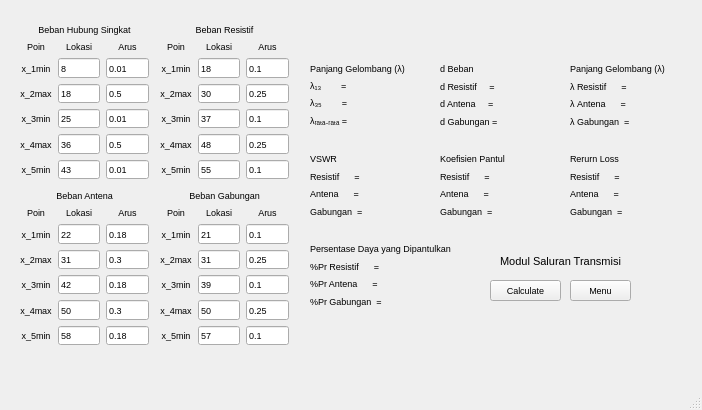
Before: the Qt Designer form Modul_3.ui in thaa15/proyekgui, drawn with Qt 5.
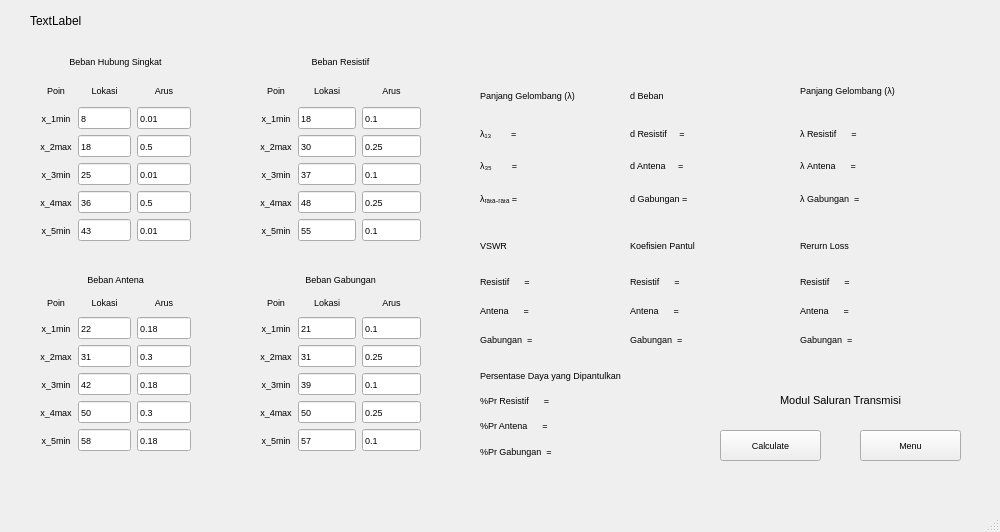
After: the same form once the commit is applied.

Commit message: feat: modul 6 fix

What changed in the file:
```diff
--- a/Modul_3.ui
+++ b/Modul_3.ui
@@ -6,8 +6,8 @@
    <rect>
     <x>0</x>
     <y>0</y>
-    <width>702</width>
-    <height>410</height>
+    <width>1000</width>
+    <height>532</height>
    </rect>
   </property>
   <property name="windowTitle">
@@ -17,13 +17,16 @@
    <widget class="QWidget" name="layoutWidget">
     <property name="geometry">
      <rect>
-      <x>20</x>
-      <y>190</y>
-      <width>129</width>
-      <height>155</height>
+      <x>40</x>
+      <y>270</y>
+      <width>151</width>
+      <height>181</height>
      </rect>
     </property>
     <layout class="QGridLayout" name="gridLayout_4">
+     <property name="sizeConstraint">
+      <enum>QLayout::SetDefaultConstraint</enum>
+     </property>
      <item row="0" column="0" colspan="3">
       <widget class="QLabel" name="label_4">
        <property name="font">
@@ -284,13 +287,16 @@
    <widget class="QWidget" name="layoutWidget_2">
     <property name="geometry">
      <rect>
-      <x>160</x>
-      <y>190</y>
-      <width>129</width>
-      <height>155</height>
+      <x>260</x>
+      <y>270</y>
+      <width>161</width>
+      <height>181</height>
      </rect>
     </property>
     <layout class="QGridLayout" name="gridLayout_5">
+     <property name="sizeConstraint">
+      <enum>QLayout::SetDefaultConstraint</enum>
+     </property>
      <item row="0" column="0" colspan="3">
       <widget class="QLabel" name="label_5">
        <property name="font">
@@ -551,10 +557,10 @@
    <widget class="QPushButton" name="calculate">
     <property name="geometry">
      <rect>
-      <x>490</x>
-      <y>280</y>
-      <width>71</width>
-      <height>21</height>
+      <x>720</x>
+      <y>430</y>
+      <width>101</width>
+      <height>31</height>
      </rect>
     </property>
     <property name="font">
@@ -569,10 +575,10 @@
    <widget class="QLabel" name="label_6">
     <property name="geometry">
      <rect>
-      <x>310</x>
-      <y>60</y>
-      <width>111</width>
-      <height>16</height>
+      <x>480</x>
+      <y>80</y>
+      <width>141</width>
+      <height>31</height>
      </rect>
     </property>
     <property name="font">
@@ -587,10 +593,10 @@
    <widget class="QLabel" name="label_10">
     <property name="geometry">
      <rect>
-      <x>440</x>
-      <y>60</y>
-      <width>111</width>
-      <height>16</height>
+      <x>630</x>
+      <y>80</y>
+      <width>121</width>
+      <height>31</height>
      </rect>
     </property>
     <property name="font">
@@ -605,10 +611,10 @@
    <widget class="QWidget" name="layoutWidget_3">
     <property name="geometry">
      <rect>
-      <x>440</x>
-      <y>80</y>
-      <width>111</width>
-      <height>47</height>
+      <x>630</x>
+      <y>120</y>
+      <width>141</width>
+      <height>91</height>
      </rect>
     </property>
     <layout class="QGridLayout" name="gridLayout_7">
@@ -689,10 +695,10 @@
    <widget class="QLabel" name="label_14">
     <property name="geometry">
      <rect>
-      <x>570</x>
-      <y>60</y>
-      <width>111</width>
-      <height>16</height>
+      <x>800</x>
+      <y>70</y>
+      <width>151</width>
+      <height>41</height>
      </rect>
     </property>
     <property name="font">
@@ -707,10 +713,10 @@
    <widget class="QWidget" name="layoutWidget_4">
     <property name="geometry">
      <rect>
-      <x>570</x>
-      <y>80</y>
-      <width>111</width>
-      <height>47</height>
+      <x>800</x>
+      <y>120</y>
+      <width>161</width>
+      <height>91</height>
      </rect>
     </property>
     <layout class="QGridLayout" name="gridLayout_8">
@@ -791,10 +797,10 @@
    <widget class="QLabel" name="label_18">
     <property name="geometry">
      <rect>
-      <x>310</x>
-      <y>150</y>
-      <width>111</width>
-      <height>16</height>
+      <x>480</x>
+      <y>230</y>
+      <width>121</width>
+      <height>31</height>
      </rect>
     </property>
     <property name="font">
@@ -809,10 +815,10 @@
    <widget class="QWidget" name="layoutWidget_5">
     <property name="geometry">
      <rect>
-      <x>310</x>
-      <y>170</y>
-      <width>111</width>
-      <height>47</height>
+      <x>480</x>
+      <y>270</y>
+      <width>131</width>
+      <height>81</height>
      </rect>
     </property>
     <layout class="QGridLayout" name="gridLayout_9">
@@ -893,10 +899,10 @@
    <widget class="QLabel" name="label_22">
     <property name="geometry">
      <rect>
-      <x>440</x>
-      <y>150</y>
+      <x>630</x>
+      <y>230</y>
       <width>111</width>
-      <height>16</height>
+      <height>31</height>
      </rect>
     </property>
     <property name="font">
@@ -911,10 +917,10 @@
    <widget class="QWidget" name="layoutWidget_6">
     <property name="geometry">
      <rect>
-      <x>440</x>
-      <y>170</y>
-      <width>111</width>
-      <height>47</height>
+      <x>630</x>
+      <y>270</y>
+      <width>141</width>
+      <height>81</height>
      </rect>
     </property>
     <layout class="QGridLayout" name="gridLayout_10">
@@ -995,10 +1001,10 @@
    <widget class="QLabel" name="label_26">
     <property name="geometry">
      <rect>
-      <x>570</x>
-      <y>150</y>
+      <x>800</x>
+      <y>230</y>
       <width>111</width>
-      <height>16</height>
+      <height>31</height>
      </rect>
     </property>
     <property name="font">
@@ -1013,10 +1019,10 @@
    <widget class="QWidget" name="layoutWidget_7">
     <property name="geometry">
      <rect>
-      <x>570</x>
-      <y>170</y>
-      <width>111</width>
-      <height>47</height>
+      <x>800</x>
+      <y>270</y>
+      <width>161</width>
+      <height>81</height>
      </rect>
     </property>
     <layout class="QGridLayout" name="gridLayout_11">
@@ -1097,10 +1103,10 @@
    <widget class="QLabel" name="label_30">
     <property name="geometry">
      <rect>
-      <x>310</x>
-      <y>240</y>
+      <x>480</x>
+      <y>360</y>
       <width>141</width>
-      <height>16</height>
+      <height>31</height>
      </rect>
     </property>
     <property name="font">
@@ -1115,10 +1121,10 @@
    <widget class="QWidget" name="layoutWidget_8">
     <property name="geometry">
      <rect>
-      <x>310</x>
-      <y>260</y>
-      <width>141</width>
-      <height>47</height>
+      <x>480</x>
+      <y>390</y>
+      <width>181</width>
+      <height>71</height>
      </rect>
     </property>
     <layout class="QGridLayout" name="gridLayout_12">
@@ -1199,10 +1205,10 @@
    <widget class="QLabel" name="label_38">
     <property name="geometry">
      <rect>
-      <x>490</x>
-      <y>251</y>
-      <width>141</width>
-      <height>20</height>
+      <x>750</x>
+      <y>380</y>
+      <width>181</width>
+      <height>41</height>
      </rect>
     </property>
     <property name="font">
@@ -1220,10 +1226,10 @@
    <widget class="QWidget" name="layoutWidget">
     <property name="geometry">
      <rect>
-      <x>160</x>
-      <y>24</y>
-      <width>129</width>
-      <height>155</height>
+      <x>260</x>
+      <y>50</y>
+      <width>161</width>
+      <height>191</height>
      </rect>
     </property>
     <layout class="QGridLayout" name="gridLayout_2">
@@ -1487,10 +1493,10 @@
    <widget class="QWidget" name="layoutWidget">
     <property name="geometry">
      <rect>
-      <x>310</x>
-      <y>80</y>
-      <width>111</width>
-      <height>47</height>
+      <x>480</x>
+      <y>120</y>
+      <width>131</width>
+      <height>91</height>
      </rect>
     </property>
     <layout class="QGridLayout" name="gridLayout_6">
@@ -1571,10 +1577,10 @@
    <widget class="QWidget" name="layoutWidget">
     <property name="geometry">
      <rect>
-      <x>20</x>
-      <y>24</y>
-      <width>129</width>
-      <height>155</height>
+      <x>40</x>
+      <y>50</y>
+      <width>151</width>
+      <height>191</height>
      </rect>
     </property>
     <layout class="QGridLayout" name="gridLayout">
@@ -1838,10 +1844,10 @@
    <widget class="QPushButton" name="menu">
     <property name="geometry">
      <rect>
-      <x>570</x>
-      <y>280</y>
-      <width>61</width>
-      <height>21</height>
+      <x>860</x>
+      <y>430</y>
+      <width>101</width>
+      <height>31</height>
      </rect>
     </property>
     <property name="font">
@@ -1853,6 +1859,19 @@
      <string>Menu</string>
     </property>
    </widget>
+   <widget class="QLabel" name="namanpm">
+    <property name="geometry">
+     <rect>
+      <x>30</x>
+      <y>0</y>
+      <width>601</width>
+      <height>41</height>
+     </rect>
+    </property>
+    <property name="text">
+     <string>TextLabel</string>
+    </property>
+   </widget>
   </widget>
   <widget class="QMenuBar" name="menubar">
    <property name="geometry">
```
Left out of the diff: 4 changed lines with no effect on the pictures. The commit also changes 6 other files.
